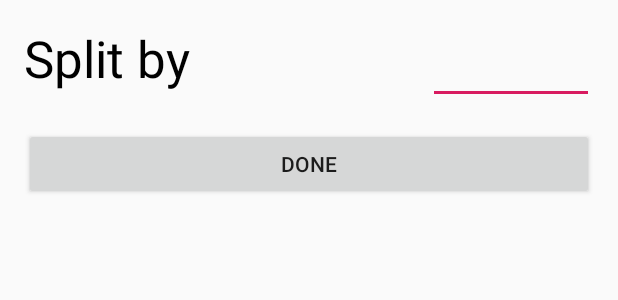
After one commit to YohanWadia/BillOCR, an Android app: the layout dialog.xml on its own in the app's theme, with its tools: preview values and no code run, on a phone screen of 412 x 824 dp. The commit adds this screen. Shown: the top 300 px of the screen. Run offline under Robolectric (Android 15) with nearby library versions, the phone set to English and light mode, and no system bars.

Commit message:
till working

```diff
--- a/app/src/main/res/layout/activity_main2.xml
+++ b/app/src/main/res/layout/activity_main2.xml
@@ -11,6 +11,7 @@
         android:layout_width="0dp"
         android:layout_height="0dp"
         android:layout_marginBottom="8dp"
+        android:listSelector="@android:color/darker_gray"
         app:layout_constraintBottom_toTopOf="@+id/text1"
         app:layout_constraintEnd_toEndOf="parent"
         app:layout_constraintStart_toStartOf="parent"
--- /dev/null
+++ b/app/src/main/res/layout/dialog.xml
@@ -0,0 +1,42 @@
+<?xml version="1.0" encoding="utf-8"?>
+<LinearLayout xmlns:android="http://schemas.android.com/apk/res/android"
+    android:layout_width="match_parent"
+    android:layout_height="wrap_content"
+    android:layout_margin="8dp"
+    android:orientation="vertical">
+
+    <LinearLayout
+        android:layout_width="match_parent"
+        android:layout_height="wrap_content"
+        android:orientation="horizontal"
+        android:weightSum="5">
+
+        <TextView
+            android:id="@+id/textView"
+            android:layout_width="wrap_content"
+            android:layout_height="wrap_content"
+            android:layout_margin="8dp"
+            android:layout_weight="3"
+            android:text="Split by"
+            android:textAppearance="@style/TextAppearance.AppCompat.Display1"
+            android:textColor="@color/common_google_signin_btn_text_dark_focused" />
+
+        <EditText
+            android:id="@+id/editText"
+            android:layout_width="15dp"
+            android:layout_height="wrap_content"
+            android:layout_margin="8dp"
+            android:layout_weight="2"
+            android:ems="10"
+            android:inputType="number"
+            android:textSize="24sp" />
+
+    </LinearLayout>
+
+    <Button
+        android:id="@+id/button"
+        android:layout_width="match_parent"
+        android:layout_height="wrap_content"
+        android:layout_margin="8dp"
+        android:text="Done" />
+</LinearLayout>
```
Also changed, not shown: app/src/main/java/com/apps/yo/mlkitvision/ListAdapterClass.java (added, +55 -0 lines), app/src/main/java/com/apps/yo/mlkitvision/Main2Activity.java (+157 -3 lines), app/src/main/java/com/apps/yo/mlkitvision/MyDialog.java (added, +74 -0 lines), app/src/main/res/layout/list_layout.xml (added, +40 -0 lines), app/src/main/res/menu/menu.xml (added, +22 -0 lines), 1 other file.
